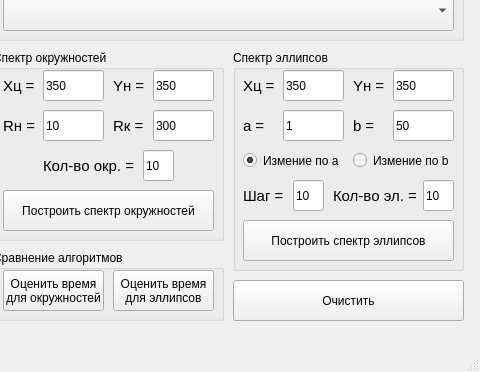
This is Lab4/mainwindow.ui in Inlucker/ComputerGraphics as Qt 5 draws it before an edit; both pictures show x 757 to 1237 and y 360 to 732 of the 1237 by 732 pixel window. The edited form follows.
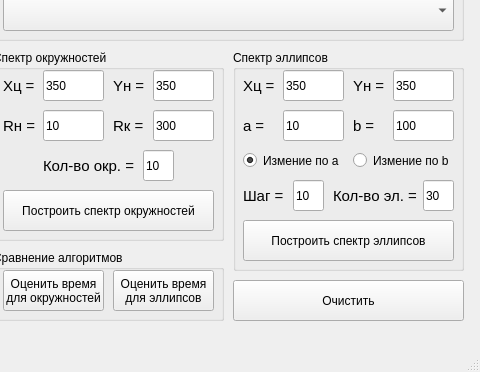
This is the edited form.

Commit message: added midpoint alg

```diff
--- a/Lab4/mainwindow.ui
+++ b/Lab4/mainwindow.ui
@@ -532,7 +532,7 @@
       </rect>
      </property>
      <property name="text">
-      <string>1</string>
+      <string>10</string>
      </property>
     </widget>
     <widget class="QLabel" name="label_R1_3">
@@ -581,7 +581,7 @@
       </rect>
      </property>
      <property name="text">
-      <string>50</string>
+      <string>100</string>
      </property>
     </widget>
     <widget class="QLineEdit" name="ellipse_number_Edit">
@@ -594,7 +594,7 @@
       </rect>
      </property>
      <property name="text">
-      <string>10</string>
+      <string>30</string>
      </property>
     </widget>
     <widget class="QLabel" name="label_circle_number_2">
```
The commit also changes 2 other files.
